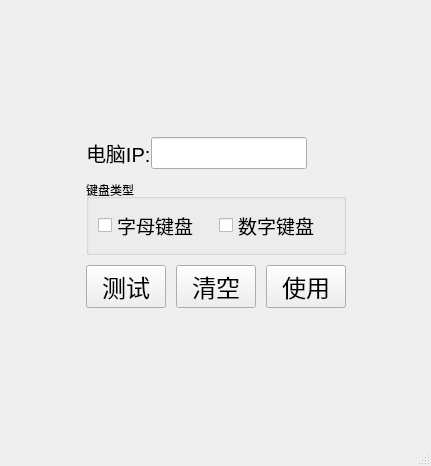
fengzhimin/Wifi-KeyBoard-Mouse, file phone/VisualKeyBoard/mainwindow.ui: the form before one commit.
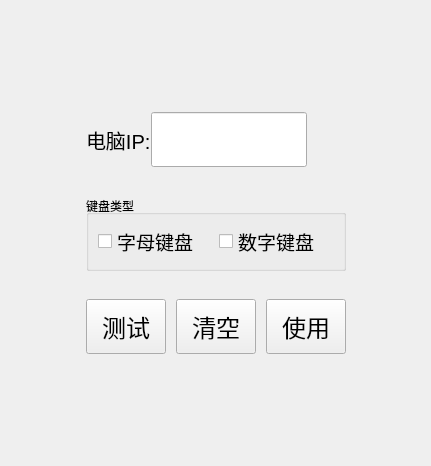
The form after the commit.

Diff of the .ui file:
```diff
--- a/phone/VisualKeyBoard/mainwindow.ui
+++ b/phone/VisualKeyBoard/mainwindow.ui
@@ -48,7 +48,7 @@
      </spacer>
     </item>
     <item row="1" column="1">
-     <layout class="QVBoxLayout" name="verticalLayout" stretch="2,2,3">
+     <layout class="QVBoxLayout" name="verticalLayout" stretch="3,1,4,1,3">
       <property name="spacing">
        <number>10</number>
       </property>
@@ -82,6 +82,9 @@
             <pointsize>15</pointsize>
            </font>
           </property>
+          <property name="styleSheet">
+           <string notr="true"/>
+          </property>
          </widget>
         </item>
         <item>
@@ -93,6 +96,19 @@
         </item>
        </layout>
       </item>
+      <item>
+       <spacer name="verticalSpacer_3">
+        <property name="orientation">
+         <enum>Qt::Vertical</enum>
+        </property>
+        <property name="sizeHint" stdset="0">
+         <size>
+          <width>20</width>
+          <height>40</height>
+         </size>
+        </property>
+       </spacer>
+      </item>
       <item>
        <widget class="QGroupBox" name="OPT_GB">
         <property name="layoutDirection">
@@ -113,8 +129,13 @@
            <property name="font">
             <font>
              <pointsize>14</pointsize>
+             <weight>50</weight>
+             <bold>false</bold>
             </font>
            </property>
+           <property name="styleSheet">
+            <string notr="true"/>
+           </property>
            <property name="text">
             <string>字母键盘</string>
            </property>
@@ -135,6 +156,19 @@
         </layout>
        </widget>
       </item>
+      <item>
+       <spacer name="verticalSpacer_4">
+        <property name="orientation">
+         <enum>Qt::Vertical</enum>
+        </property>
+        <property name="sizeHint" stdset="0">
+         <size>
+          <width>20</width>
+          <height>40</height>
+         </size>
+        </property>
+       </spacer>
+      </item>
       <item>
        <layout class="QHBoxLayout" name="horizontalLayout_2">
         <item>
@@ -239,7 +273,6 @@
     </rect>
    </property>
   </widget>
-  <widget class="QStatusBar" name="statusbar"/>
  </widget>
  <resources/>
  <connections/>
```
Left out of the diff: 5 changed lines with no effect on the pictures.
